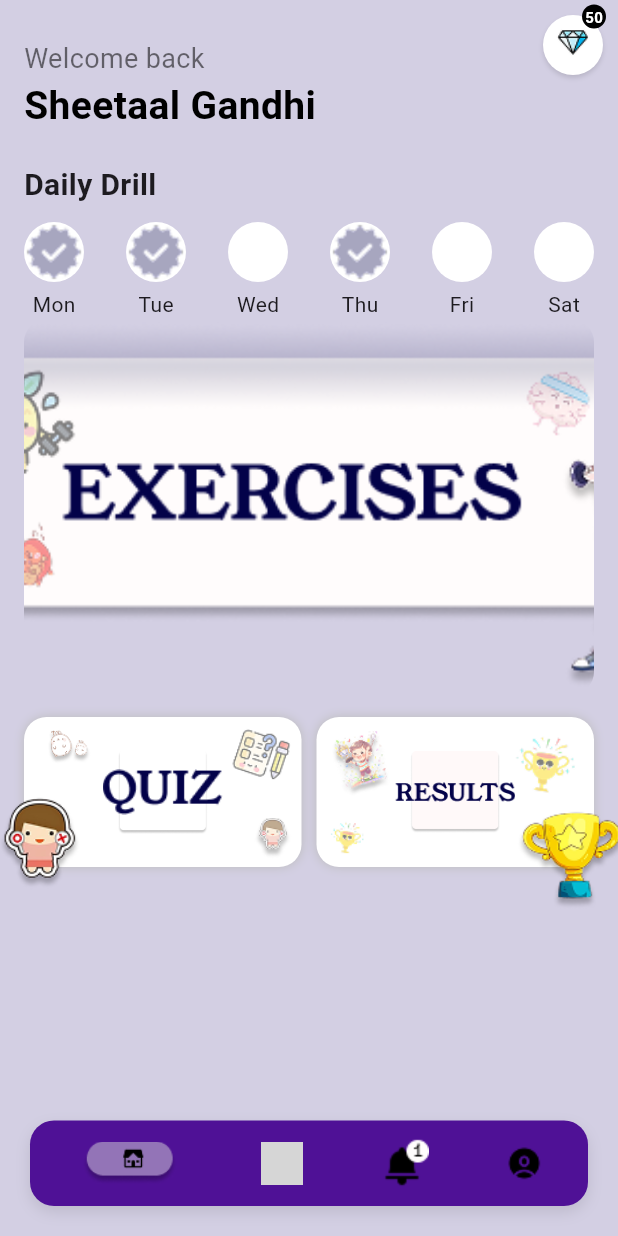
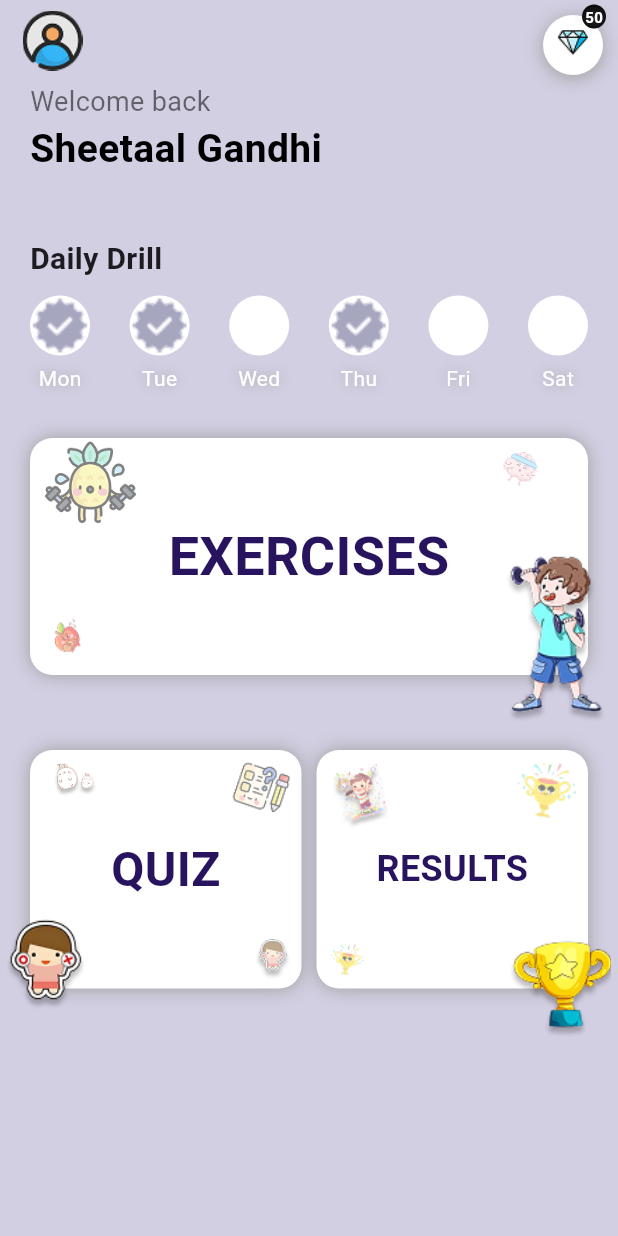
Before and after one commit to PavanCodes05/Spell-Champ-Frontend, a Flutter app: the ExerciseHomePage screen opened directly with empty values, on a phone screen of 412 x 824 dp. Run offline on Flutter 3.47's test engine with Material 3 defaults, Android fonts, the phone set to English and light mode, and no system bars; our stand-ins replace flutter_secure_storage, flutter_tts, fluttertoast, logger; accounts and stored records are empty; grey boxes are pictures that could not be loaded.

Commit message:
Spell-Champ-Frontend

```diff
--- a/lib/presentation/home/pages/home.dart
+++ b/lib/presentation/home/pages/home.dart
@@ -1,5 +1,4 @@
 import 'package:flutter/material.dart';
-
 
 class ExerciseHomePage extends StatefulWidget {
   const ExerciseHomePage({super.key, required this.grade});
@@ -20,11 +19,11 @@ class _ExerciseHomePageState extends State<ExerciseHomePage> {
         child: Stack(
           children: [
             Padding(
-              padding: const EdgeInsets.all(16.0),
+              padding: const EdgeInsets.all(20.0),
               child: Column(
                 crossAxisAlignment: CrossAxisAlignment.start,
                 children: [
-                  const SizedBox(height: 10),
+                  const SizedBox(height: 35),
                   const Text(
                     "Welcome back",
                     style: TextStyle(fontSize: 18, fontWeight: FontWeight.w400, color: Colors.black54),
@@ -33,7 +32,7 @@ class _ExerciseHomePageState extends State<ExerciseHomePage> {
                     "Sheetaal Gandhi",
                     style: TextStyle(fontSize: 26, fontWeight: FontWeight.bold, color: Colors.black),
                   ),
-                  const SizedBox(height: 20),
+                  const SizedBox(height: 40),
                   const Text("Daily Drill", style: TextStyle(fontSize: 20, fontWeight: FontWeight.bold)),
                   const SizedBox(height: 10),
                   Row(
@@ -51,27 +50,31 @@ class _ExerciseHomePageState extends State<ExerciseHomePage> {
                               if (taskCompleted[index])
                                 Image.asset(
                                   "assets/images/tick.png",
-                                  width: 40,  // Updated size
-                                  height: 40, // Updated size
+                                  width: 40,
+                                  height: 40,
                                 ),
                             ],
                           ),
                           const SizedBox(height: 5),
-                          Text(["Mon", "Tue", "Wed", "Thu", "Fri", "Sat"][index]),
+                          Text(
+                            ["Mon", "Tue", "Wed", "Thu", "Fri", "Sat"][index],
+                            style: const TextStyle(
+                              color: Colors.white,
+                              shadows: [BoxShadow(color: Colors.grey, blurRadius: 10)],
+                            ),
+                          ),
                         ],
                       );
                     }),
                   ),
-                  GestureDetector(
-
-                    child: _buildLargeCard("assets/images/exercise.png"),
-                  ),
-                  const SizedBox(height: 15),
+                  const SizedBox(height: 30),
+                  _buildExerciseCard(),
+                  const SizedBox(height: 50),
                   Row(
                     children: [
-                      Expanded(child: _buildQuizCard("assets/images/quiz.png", "assets/images/quiz-font.png")),
+                      Expanded(child: _buildQuizCard()),
                       const SizedBox(width: 10),
-                      Expanded(child: _buildResultCard("assets/images/result.png", "assets/images/result-font.png")),
+                      Expanded(child: _buildResultCard()),
                     ],
                   ),
                   const Spacer(),
@@ -92,8 +95,8 @@ class _ExerciseHomePageState extends State<ExerciseHomePage> {
                       color: Colors.white,
                       boxShadow: [
                         BoxShadow(
-                          color: Colors.black12,
-                          blurRadius: 2,
+                          color: Colors.grey,
+                          blurRadius: 10,
                           offset: Offset(0, 2),
                         ),
                       ],
@@ -115,6 +118,7 @@ class _ExerciseHomePageState extends State<ExerciseHomePage> {
                         "50",
                         style: TextStyle(
                           color: Colors.white,
+                          shadows: [BoxShadow(color: Colors.grey, blurRadius: 10)],
                           fontSize: 10,
                           fontWeight: FontWeight.bold,
                         ),
@@ -124,31 +128,26 @@ class _ExerciseHomePageState extends State<ExerciseHomePage> {
                 ],
               ),
             ),
+
+
             Positioned(
-              bottom: 20,
-              left: 20,
-              right: 20,
-              child: Container(
-                padding: const EdgeInsets.symmetric(horizontal: 30, vertical: 12),
-                decoration: BoxDecoration(
-                  color: Color.fromARGB(255, 79, 17, 150),
-                  borderRadius: BorderRadius.circular(16),
-                  boxShadow: [
-                    BoxShadow(
-                      color: Colors.black.withOpacity(0.1),
-                      blurRadius: 8,
-                      offset: const Offset(0, 4),
-                    )
-                  ],
-                ),
-                child: Row(
-                  mainAxisAlignment: MainAxisAlignment.spaceBetween,
-                  children: [
-                    Image.asset("assets/images/home.png", width: 73, height: 29),
-                    Image.asset("assets/images/clipboard.png", width: 28, height: 29),
-                    Image.asset("assets/images/notification.png", width: 33, height: 33),
-                    Image.asset("assets/images/Test Account.png", width: 25, height: 25),
-                  ],
+              top: 7,
+              left: 15,
+              child: GestureDetector(
+                onTap: () {
+                Navigator.push(
+                  context,
+                  MaterialPageRoute(builder: (context) => Scaffold(
+                    appBar: AppBar(title: Text('Account Page')),
+                    body: Center(child: Text('Account Page Placeholder')),
+                  )),
+                );
+
+                },
+                child: Image.asset(
+                  "assets/images/account.png",
+                  width: 40,
+                  height: 40,
                 ),
               ),
             ),
@@ -158,38 +157,49 @@ class _ExerciseHomePageState extends State<ExerciseHomePage> {
     );
   }
 
-  Widget _buildLargeCard(String imagePath) {
-    return Container(
+  Widget _buildExerciseCard() {
+    return Stack(
       clipBehavior: Clip.none,
-      height: 250,
+      children: [
+        Container(
+          height: 158,
           decoration: BoxDecoration(
             borderRadius: BorderRadius.circular(15),
-        image: DecorationImage(
-          image: AssetImage(imagePath),
-          fit: BoxFit.cover,
+            color: Colors.white,
+            boxShadow: [BoxShadow(color: Colors.grey, blurRadius: 10)],
+          ),
+          child: const Center(
+            child: Text(
+              "EXERCISES",
+              style: TextStyle(fontSize: 36, fontWeight: FontWeight.bold, color: Color.fromARGB(255, 39, 19, 94)),
             ),
           ),
+        ),
+        Positioned(top: 0, left: 10, child: Image.asset("assets/images/exercise-image1.png", width: 60.44, height: 59.25)),
+        Positioned(top: 5, right: 30, child: Image.asset("assets/images/exercise-image2.png", width: 30.12, height: 29.73)),
+        Positioned(bottom: 10, left: 10, child: Image.asset("assets/images/exercise-image3.png", width: 30, height: 30)),
+        Positioned(bottom: -35, right: -30, child: Image.asset("assets/images/exercise-image4.png", width: 137, height: 116.53)),
+      ],
     );
   }
 
-  Widget _buildQuizCard(String backgroundPath, String fontPath) {
+  Widget _buildQuizCard() {
     return Stack(
       clipBehavior: Clip.none,
-      alignment: Alignment.center,
       children: [
         Container(
-          height: 100,
+          height: 159,
           decoration: BoxDecoration(
+            borderRadius: BorderRadius.circular(15),
             color: Colors.white,
-            borderRadius: BorderRadius.circular(15),
-            boxShadow: [BoxShadow(color: Colors.grey.shade400, blurRadius: 5)],
+            boxShadow: [BoxShadow(color: Colors.grey, blurRadius: 10)],
           ),
-          child: Center(
-            child: Image.asset(backgroundPath, width: 60, height: 60, fit: BoxFit.contain),
+          child: const Center(
+            child: Text(
+              "QUIZ",
+              style: TextStyle(fontSize: 32, fontWeight: FontWeight.bold, color: Color.fromARGB(255, 39, 19, 94)),
             ),
           ),
-        Positioned(
-          child: Image.asset(fontPath, width: 80),
         ),
         Positioned(top: 5, left: 5, child: Image.asset("assets/images/quiz-image1.png", width: 38.6, height: 29.34)),
         Positioned(top: 15, left: 27, child: Image.asset("assets/images/quiz-image2.png", width: 22.35, height: 16.01)),
@@ -200,29 +210,28 @@ class _ExerciseHomePageState extends State<ExerciseHomePage> {
     );
   }
 
-  Widget _buildResultCard(String backgroundPath, String fontPath) {
+  Widget _buildResultCard() {
     return Stack(
       clipBehavior: Clip.none,
-      alignment: Alignment.center,
       children: [
         Container(
-          height: 100,
+          height: 159,
           decoration: BoxDecoration(
+            borderRadius: BorderRadius.circular(15),
             color: Colors.white,
-            borderRadius: BorderRadius.circular(15),
-            boxShadow: [BoxShadow(color: Colors.grey.shade400, blurRadius: 5)],
+            boxShadow: [BoxShadow(color: Colors.grey, blurRadius: 10)],
           ),
-          child: Center(
-            child: Image.asset(backgroundPath, width: 60, height: 60, fit: BoxFit.contain),
+          child: const Center(
+            child: Text(
+              "RESULTS",
+              style: TextStyle(fontSize: 24, fontWeight: FontWeight.bold, color: Color.fromARGB(255, 39, 19, 94)),
             ),
           ),
-        Positioned(
-          child: Image.asset(fontPath, width: 80),
         ),
-        Positioned(top: 5, left: 5, child: Image.asset("assets/images/result-image.png", width: 50.61, height: 51.75)),
-        Positioned(top: 5, right: 5, child: Image.asset("assets/images/trophy 1.png", width: 55, height: 54)),
-        Positioned(bottom: 5, left: 5, child: Image.asset("assets/images/trophy 2.png", width: 30.94, height: 28.51)),
-        Positioned(bottom: -30, right: -20, child: Image.asset("assets/images/trophy 3.png", width: 75, height: 73)),
+        Positioned(left: 5, top: 5, child: Image.asset("assets/images/result-image.png", width: 50.61, height: 51.75)),
+        Positioned(right: 0, top: 0, child: Image.asset("assets/images/trophy 1.png", width: 55, height: 54)),
+        Positioned(left: 5, bottom: 5, child: Image.asset("assets/images/trophy 2.png", width: 30.94, height: 28.51)),
+        Positioned(right: -18, bottom: -35, child: Image.asset("assets/images/trophy 3.png", width: 75, height: 73)),
       ],
     );
   }
```
Also changed, not shown: pubspec.yaml (+5 -5 lines), assets/images/Exercises 1.png (added), assets/images/account.png (added), assets/images/exercise-image1.png (added), assets/images/exercise-image2.png (added), assets/images/exercise-image3.png (added), assets/images/exercise-image4.png (added), assets/images/exercise.png (deleted), assets/images/quiz-font.png (deleted), assets/images/quiz.png (deleted), assets/images/result-font.png (deleted), assets/images/result.png (deleted). Lines whose indentation alone changed are shown as unchanged.
